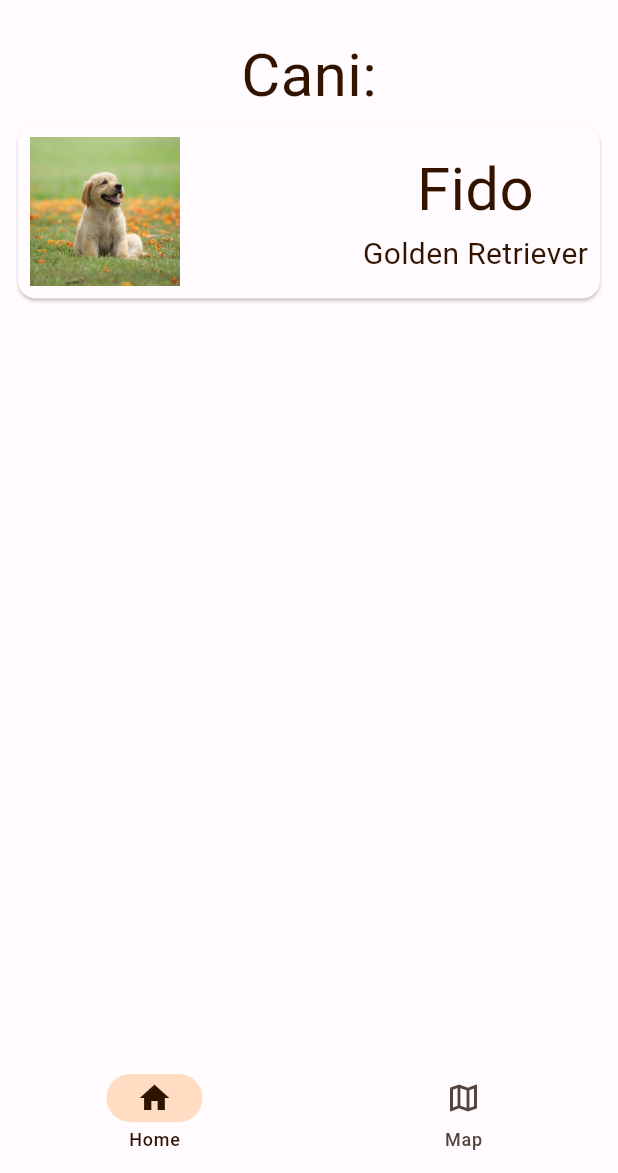
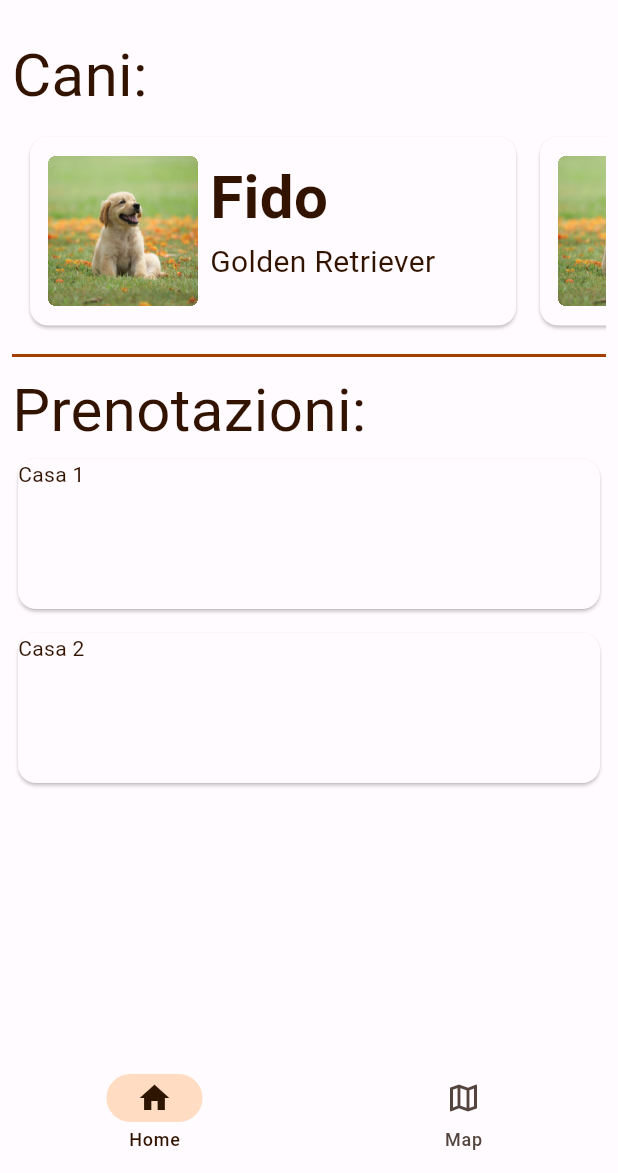
Before and after one commit to Pergo01/IoTail_Companion, a Flutter app: the Navigation screen opened by its route, on a phone screen of 412 x 824 dp, the part 63-1236 px from its top. Run offline on Flutter 3.47's test engine with Material 3 defaults, Android fonts, the phone set to English and light mode, and no system bars; our stand-ins replace flutter_login, font_awesome_flutter, go_router.

Commit message:
Layout updated in home screen

```diff
--- a/iotail_companion/lib/UI/Material/home.dart
+++ b/iotail_companion/lib/UI/Material/home.dart
@@ -8,48 +8,110 @@ class Home extends StatefulWidget {
 }
 
 class _HomeState extends State<Home> {
-  Map<String, String> cani = {"Fido": "Golden Retriever"};
+  Map<String, String> cani = {
+    "Fido": "Golden Retriever",
+    "Fuffi": "Dobbermann"
+  };
+
+  List<String> prenotazioni = ["Casa 1", "Casa 2"];
+
   @override
   Widget build(BuildContext context) {
     return Padding(
       padding: const EdgeInsets.all(8.0),
       child: Column(
         mainAxisAlignment: MainAxisAlignment.start,
-        crossAxisAlignment: CrossAxisAlignment.center,
+        crossAxisAlignment: CrossAxisAlignment.start,
         children: <Widget>[
           const Text(
             "Cani:",
             style: TextStyle(fontSize: 40),
           ),
-          Card(
+          SizedBox(
+            height: 150,
+            child: ListView.separated(
+              padding: const EdgeInsets.all(8),
+              itemCount: cani.length,
+              scrollDirection: Axis.horizontal,
+              itemBuilder: (BuildContext context, int index) {
+                return Card(
                   child: Padding(
-              padding: const EdgeInsets.all(8.0),
+                    padding: const EdgeInsets.all(12.0),
+                    child: SizedBox(
+                      width: 300,
                       child: Row(
-                mainAxisAlignment: MainAxisAlignment.spaceBetween,
                         children: [
-                  Image.asset(
+                          Container(
+                            decoration: const BoxDecoration(
+                                shape: BoxShape.rectangle,
+                                borderRadius:
+                                    BorderRadius.all(Radius.circular(5))),
+                            clipBehavior: Clip.hardEdge,
+                            child: Image.asset(
                               "assets/default_cane.jpeg",
-                    fit: BoxFit.contain,
                               height: 100,
                               width: 100,
                             ),
-                  Column(
-                    mainAxisAlignment: MainAxisAlignment.start,
+                          ),
+                          const SizedBox(
+                            width: 8,
+                          ),
+                          Expanded(
+                            child: Column(
+                              crossAxisAlignment: CrossAxisAlignment.start,
                               children: [
+                                Text(cani.keys.elementAt(index),
+                                    style: const TextStyle(
+                                        fontSize: 40,
+                                        fontWeight: FontWeight.bold)),
                                 Text(
-                        cani.keys.elementAt(0),
-                        style: const TextStyle(fontSize: 40),
-                      ),
-                      Text(
-                        cani.values.elementAt(0),
+                                  cani.values.elementAt(index),
                                   style: const TextStyle(fontSize: 20),
                                 ),
                               ],
+                            ),
                           )
                         ],
                       ),
                     ),
                   ),
+                );
+              },
+              separatorBuilder: (BuildContext context, int index) {
+                return const SizedBox(
+                  width: 8,
+                );
+              },
+            ),
+          ),
+          if (prenotazioni.isNotEmpty)
+            Divider(
+              color: Theme.of(context).colorScheme.primary,
+              thickness: 2,
+            ),
+          if (prenotazioni.isNotEmpty)
+            const Text(
+              "Prenotazioni:",
+              style: TextStyle(fontSize: 40),
+            ),
+          Expanded(
+            child: ListView.separated(
+                itemBuilder: (BuildContext context, int index) {
+                  return Card(
+                    child: SizedBox(
+                      height: 100,
+                      width: double.infinity,
+                      child: Text(prenotazioni[index]),
+                    ),
+                  );
+                },
+                separatorBuilder: (BuildContext context, int index) {
+                  return const SizedBox(
+                    height: 8,
+                  );
+                },
+                itemCount: prenotazioni.length),
+          )
         ],
       ),
     );
```
Lines whose indentation alone changed are shown as unchanged.
